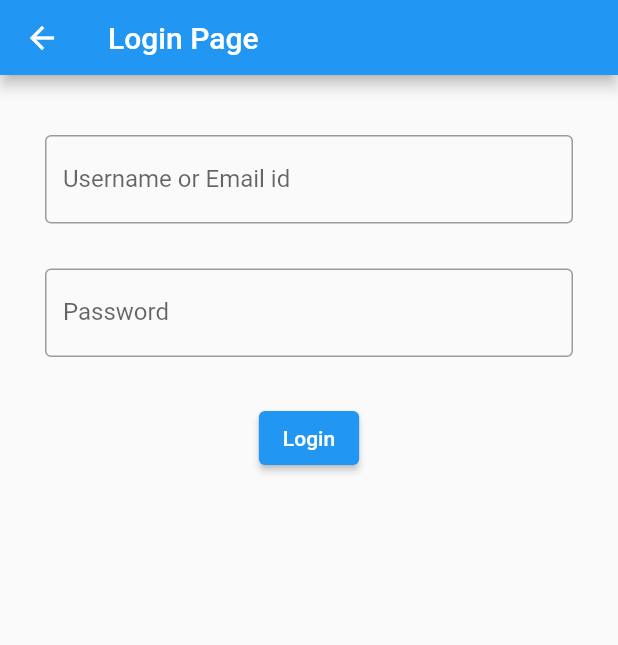
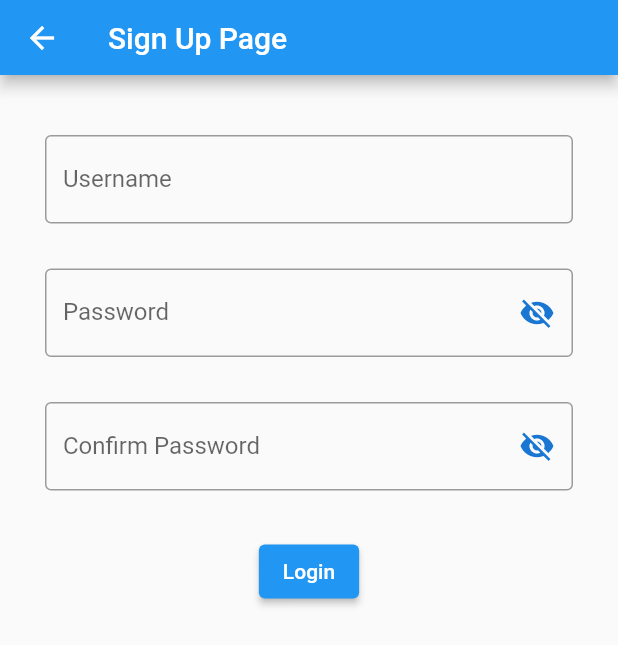
Before and after one commit to atharvaHonrao/TO-DO, a Flutter app: the screen it shows after launch, on a phone screen of 412 x 824 dp. Shown: the top 645 px of the screen. Run offline on Flutter 3.47's test engine with Material 2 defaults, Android fonts, the phone set to English and light mode, and no system bars; our stand-ins replace firebase_auth, firebase_core; accounts and stored records are empty.

Commit message:
added Login Signup functionality

```diff
--- a/lib/main.dart
+++ b/lib/main.dart
@@ -1,10 +1,16 @@
+import 'package:firebase_core/firebase_core.dart';
 import 'package:flutter/material.dart';
+import 'package:provider/provider.dart';
+import 'package:to_do_app/firebase_options.dart';
 import 'package:to_do_app/pages/Home_Page.dart';
 import 'package:to_do_app/pages/Login_Page.dart';
 import 'package:to_do_app/pages/Signup_Page.dart';
 import 'package:to_do_app/pages/Todo_Page.dart';
+import 'package:to_do_app/providers/User_Provider.dart';
 
-void main() {
+Future<void> main() async {
+  WidgetsFlutterBinding.ensureInitialized();
+  await Firebase.initializeApp(options: DefaultFirebaseOptions.currentPlatform);
   runApp(const MyApp());
 }
 
@@ -12,15 +18,20 @@ class MyApp extends StatelessWidget {
   const MyApp({super.key});
   @override
   Widget build(BuildContext context) {
-    return MaterialApp(
+    return MultiProvider(
+      providers: [
+        ChangeNotifierProvider(create: (context) => UserProvider(""))
+      ],
+      child: MaterialApp(
         title: 'Flutter Demo',
-      initialRoute: "/login",
+        initialRoute: "/signup",
         routes: {
           '/': (context) => HomePage(),
           '/signup': (context) => SingupPage(),
           '/login': (context) => LoginPage(),
           '/todo': (context) => TodoPage(),
         },
+      ),
     );
   }
 }
--- a/lib/pages/Signup_Page.dart
+++ b/lib/pages/Signup_Page.dart
@@ -1,7 +1,11 @@
+import 'package:firebase_auth/firebase_auth.dart';
 import 'package:flutter/material.dart';
 import 'package:flutter/src/widgets/framework.dart';
 import 'package:flutter/src/widgets/placeholder.dart';
+import 'package:provider/provider.dart';
+import 'package:to_do_app/providers/User_Provider.dart';
 
+import '../services/firebase_auth_methods.dart';
 import '../widgets/appbar.dart';
 
 class SingupPage extends StatefulWidget {
@@ -14,9 +18,12 @@ class SingupPage extends StatefulWidget {
 class _SingupPageState extends State<SingupPage> {
   final _usernameController = new TextEditingController();
   final _passwordController = new TextEditingController();
+  final _cpasswordController = new TextEditingController();
+  var _passwordVisible = false;
   @override
   Widget build(BuildContext context) {
-    return Scaffold(
+    return Consumer<UserProvider>(
+      builder: (BuildContext context, value, Widget? child) => Scaffold(
           appBar: PreferredSize(
             child: AppbarWidget("Sign Up Page"),
             preferredSize: const Size.fromHeight(50),
@@ -33,7 +40,8 @@ class _SingupPageState extends State<SingupPage> {
                   decoration: InputDecoration(
                     border: OutlineInputBorder(),
                     hintText: "Enter UserName",
-                    label: Text("Username")),
+                    label: Text("Username"),
+                  ),
                 ),
               ),
               SizedBox(
@@ -43,10 +51,27 @@ class _SingupPageState extends State<SingupPage> {
                 padding: const EdgeInsets.symmetric(horizontal: 30),
                 child: TextFormField(
                   controller: _passwordController,
+                  obscureText: !_passwordVisible,
                   decoration: InputDecoration(
                     border: OutlineInputBorder(),
                     hintText: "Enter Password",
-                    label: Text("Password")),
+                    label: Text("Password"),
+                    suffixIcon: IconButton(
+                      icon: Icon(
+                        // Based on passwordVisible state choose the icon
+                        _passwordVisible
+                            ? Icons.visibility
+                            : Icons.visibility_off,
+                        color: Theme.of(context).primaryColorDark,
+                      ),
+                      onPressed: () {
+                        // Update the state i.e. toogle the state of passwordVisible variable
+                        setState(() {
+                          _passwordVisible = !_passwordVisible;
+                        });
+                      },
+                    ),
+                  ),
                 ),
               ),
               SizedBox(
@@ -55,21 +80,46 @@ class _SingupPageState extends State<SingupPage> {
               Padding(
                 padding: const EdgeInsets.symmetric(horizontal: 30),
                 child: TextFormField(
-                controller: _passwordController,
+                  obscureText: !_passwordVisible,
+                  controller: _cpasswordController,
                   decoration: InputDecoration(
                     border: OutlineInputBorder(),
                     hintText: "Confirm Password",
-                    label: Text("Confirm Password")),
+                    label: Text("Confirm Password"),
+                    suffixIcon: IconButton(
+                      icon: Icon(
+                        // Based on passwordVisible state choose the icon
+                        _passwordVisible
+                            ? Icons.visibility
+                            : Icons.visibility_off,
+                        color: Theme.of(context).primaryColorDark,
+                      ),
+                      onPressed: () {
+                        // Update the state i.e. toogle the state of passwordVisible variable
+                        setState(() {
+                          _passwordVisible = !_passwordVisible;
+                        });
+                      },
+                    ),
+                  ),
                 ),
               ),
               SizedBox(
                 height: 30,
               ),
               ElevatedButton(
-              onPressed: () {},
+                onPressed: () {
+                  FirebaseAuthMethods(FirebaseAuth.instance).signup(
+                      email: _usernameController.text,
+                      password: _passwordController.text,
+                      context: context);
+                  // Call updateEmail method to update email value
+                  value.updateUsername(_usernameController.text);
+                },
                 child: Text("Login"),
               )
             ],
-        ));
+          )),
+    );
   }
 }
--- /dev/null
+++ b/lib/providers/User_Provider.dart
@@ -0,0 +1,13 @@
+import 'package:flutter/material.dart';
+
+class UserProvider extends ChangeNotifier {
+  String _username;
+  UserProvider(this._username);
+   String get email => _username;
+
+  // Method to update email
+  void updateUsername(String newEmail) {
+    _username = newEmail;
+    notifyListeners(); // Notify listeners that the value has changed
+  }
+}
--- /dev/null
+++ b/lib/utils/My_Routes.dart
@@ -0,0 +1,8 @@
+class MyRoutes {
+
+static String loginRoute = "/login";
+static String signupRoute = "/signup";
+static String homeRoute = "/";
+static String todoRoute = "/todo";
+
+}
--- /dev/null
+++ b/lib/utils/showSnackBar.dart
@@ -0,0 +1,5 @@
+import "package:flutter/material.dart";
+
+void showSnackBar(BuildContext context, String text) {
+  ScaffoldMessenger.of(context).showSnackBar(SnackBar(content: Text(text)));
+}
--- a/pubspec.yaml
+++ b/pubspec.yaml
@@ -30,11 +30,14 @@ environment:
 dependencies:
   flutter:
     sdk: flutter
+  provider:
 
 
   # The following adds the Cupertino Icons font to your application.
   # Use with the CupertinoIcons class for iOS style icons.
   cupertino_icons: ^1.0.2
+  firebase_auth: ^4.16.0
+  firebase_core: ^2.24.2
 
 dev_dependencies:
   flutter_test:
```
Also changed, not shown: lib/pages/Login_Page.dart (+40 -4 lines), lib/services/firebase_auth_methods.dart (added, +52 -0 lines), lib/firebase_options.dart (added), pubspec.lock, 9 other files. Lines whose indentation alone changed are shown as unchanged.
